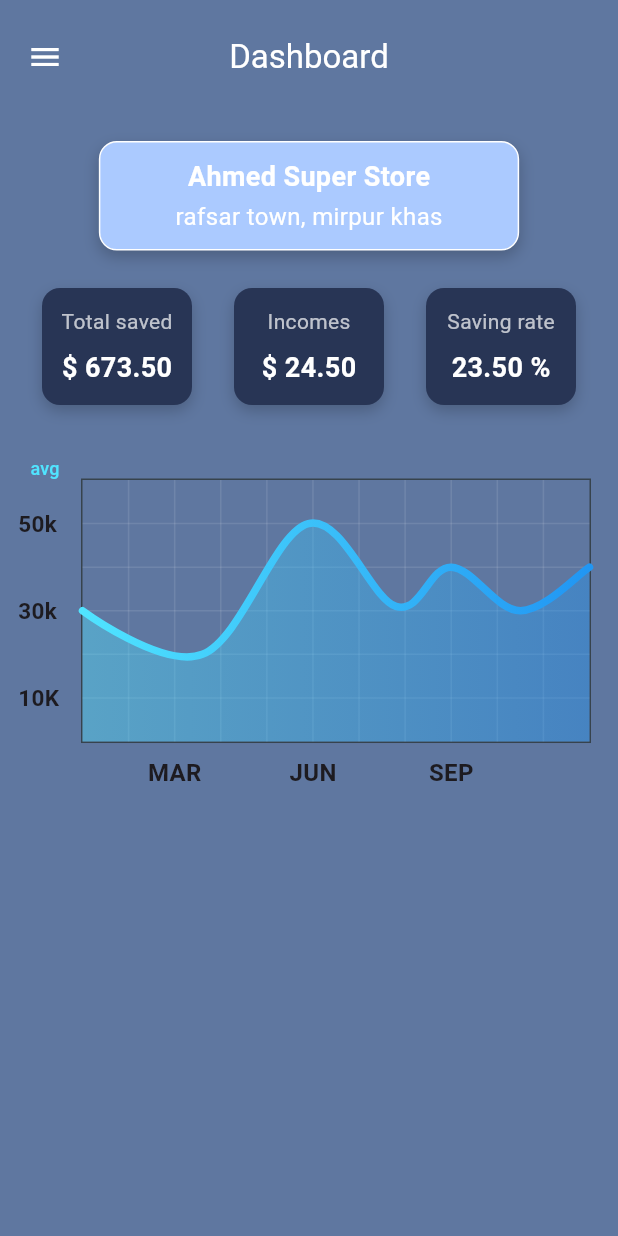
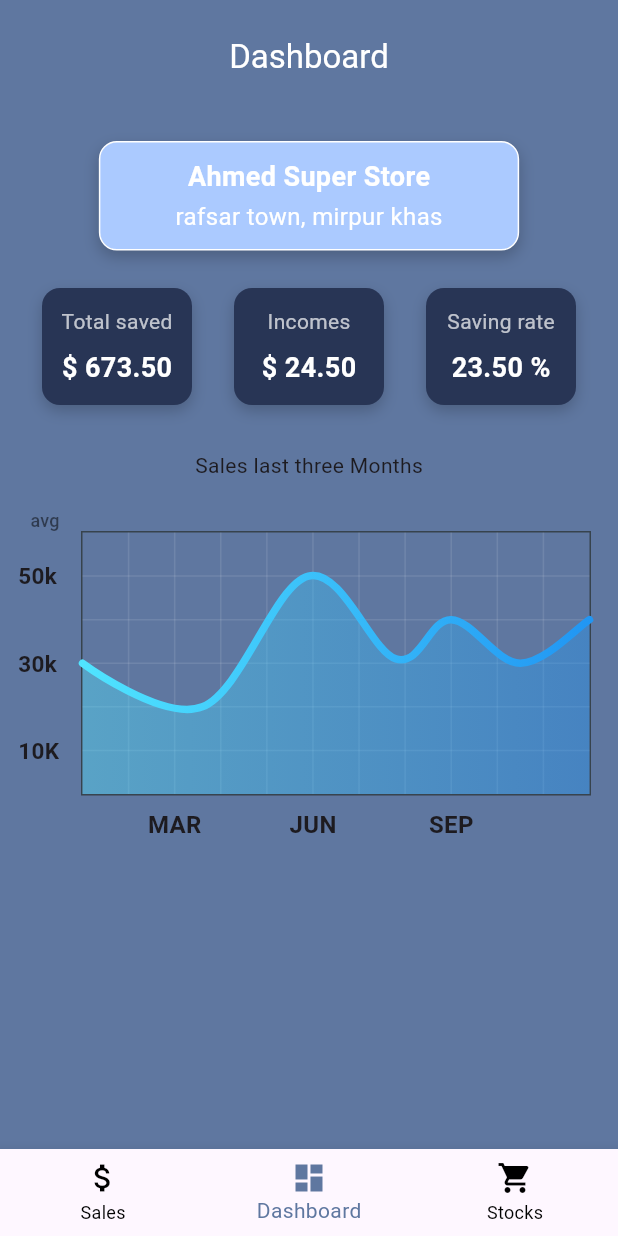
Before and after one commit to mUmarBaloch/flutter_mock_api_env, a Flutter app: the screen it shows after launch, on a phone screen of 412 x 824 dp. Run offline on Flutter 3.47's test engine with Material 3 defaults, Android fonts, the phone set to English and light mode, and no system bars; drawn by our look-alikes of fl_chart.

Commit message:
added product screen, filters.

```diff
--- a/lib/charts/line_chart.dart
+++ b/lib/charts/line_chart.dart
@@ -48,7 +48,7 @@ class _LineChartSample2State extends State<LineChartSample2> {
               'avg',
               style: TextStyle(
                 fontSize: 12,
-                color: showAvg ?Colors.black.withOpacity(.5) :gradientColors[0],
+                color: showAvg ? gradientColors[0]: Colors.black.withOpacity(.5),
               ),
             ),
           ),
--- a/lib/main.dart
+++ b/lib/main.dart
@@ -1,7 +1,6 @@
 import 'package:flutter/material.dart';
-
-import 'screens/dashboard.dart';
+import 'package:smart_shop_admin/screens/bottom_nav_wrapper.dart';
 
 void main() {
-  runApp(const MaterialApp(home:Dashboard()));
+  runApp(const MaterialApp(home:BottomNavWrapper()));
 }
--- /dev/null
+++ b/lib/screens/bottom_nav_wrapper.dart
@@ -0,0 +1,50 @@
+import 'package:flutter/material.dart';
+import 'package:smart_shop_admin/screens/dashboard.dart';
+import 'package:smart_shop_admin/screens/sales_dart.dart';
+import 'package:smart_shop_admin/screens/stock/stock_screen.dart';
+import 'package:smart_shop_admin/theme.dart';
+
+
+
+class BottomNavWrapper extends StatefulWidget {
+  const BottomNavWrapper({super.key});
+
+  @override
+  State<BottomNavWrapper> createState() => _BottomNavWrapperState();
+}
+
+class _BottomNavWrapperState extends State<BottomNavWrapper> {
+  int _selectedIndex = 1;
+
+  final List<Widget> _widgetOptions =  [
+  const  SalesScreen(),
+  const  Dashboard(),
+   StockScreen(),
+  ];
+
+  void _onItemTapped(int index) {
+    setState(() {
+      _selectedIndex = index;
+    });
+  }
+
+  @override
+  Widget build(BuildContext context) {
+    return Scaffold(
+      body: _widgetOptions.elementAt(_selectedIndex),
+      bottomNavigationBar: BottomNavigationBar(
+        currentIndex: _selectedIndex,
+        selectedItemColor: backgroundColor,
+        selectedLabelStyle: TextStyle(color: backgroundColor),
+        unselectedItemColor: Colors.black,
+        unselectedLabelStyle:  TextStyle(color: Colors.black),
+        onTap:_onItemTapped,items: const [
+        BottomNavigationBarItem(label: 'Sales', icon: Icon(Icons.attach_money)),
+        BottomNavigationBarItem(
+            label: 'Dashboard', icon: Icon(Icons.dashboard)),
+        BottomNavigationBarItem(
+            label: 'Stocks', icon: Icon(Icons.shopping_cart)),
+      ]),
+    );
+  }
+}
--- a/lib/screens/dashboard.dart
+++ b/lib/screens/dashboard.dart
@@ -1,14 +1,24 @@
 import 'package:flutter/material.dart';
+import 'package:smart_shop_admin/screens/sales_dart.dart';
+import 'package:smart_shop_admin/screens/stock/stock_screen.dart';
 import '../charts/line_chart.dart';
 import '../theme.dart';
 
-class Dashboard extends StatelessWidget {
+class Dashboard extends StatefulWidget {
   const Dashboard({super.key});
+
+  @override
+  State<Dashboard> createState() => _DashboardState();
+}
+
+class _DashboardState extends State<Dashboard> {
+
+
 
   @override
   Widget build(BuildContext context) {
     return Scaffold(
-      appBar:AppBar(
+      appBar: AppBar(
         backgroundColor: backgroundColor,
         title: const Padding(
           padding: EdgeInsets.all(10),
@@ -19,29 +29,20 @@ class Dashboard extends StatelessWidget {
         ),
         centerTitle: true,
         toolbarHeight: kToolbarHeight + 20,
-  leading: Padding(
-    padding: const EdgeInsets.all(10),
-    child: Builder(
-      builder: (context) => IconButton(
-        icon: const Icon(Icons.menu, color: Colors.white),
-        onPressed: () => Scaffold.of(context).openDrawer(),
-      ),
-    ),
-  ),
-),
-      drawer: const Drawer(
-        backgroundColor: Colors.white,
       ),
       backgroundColor: backgroundColor,
       body: SafeArea(
         child: Column(
           crossAxisAlignment: CrossAxisAlignment.center,
           children: [
-            const SizedBox(height: 18,),
+            const SizedBox(
+              height: 18,
+            ),
             Align(
               alignment: Alignment.center,
               child: Container(
-                padding: const EdgeInsets.symmetric(horizontal: 50,vertical:10),
+                padding:
+                    const EdgeInsets.symmetric(horizontal: 50, vertical: 10),
                 decoration: BoxDecoration(
                   color: const Color.fromARGB(255, 171, 202, 255),
                   borderRadius: BorderRadius.circular(12),
@@ -54,11 +55,10 @@ class Dashboard extends StatelessWidget {
                     ),
                   ],
                 ),
-                child:const  Column(
-
+                child: const Column(
                   mainAxisAlignment: MainAxisAlignment.center,
                   crossAxisAlignment: CrossAxisAlignment.center,
-                  children:  [
+                  children: [
                     Text(
                       'Ahmed Super Store',
                       style: TextStyle(
@@ -79,7 +79,9 @@ class Dashboard extends StatelessWidget {
                 ),
               ),
             ),
-const SizedBox(height: 25,),
+            const SizedBox(
+              height: 25,
+            ),
             Row(
               mainAxisAlignment: MainAxisAlignment.spaceEvenly,
               children: [
@@ -87,22 +89,27 @@ const SizedBox(height: 25,),
                 _buildInfoCard('Incomes', '\$ 24.50'),
                 _buildInfoCard('Saving rate', '23.50 %'),
               ],
-),const SizedBox(height: 25,),
+            ),
+            const SizedBox(
+              height: 30,
+            ),
+            const Align(
+              alignment: Alignment.center,
+              child: Text(
+                'Sales last three Months',
+              ),
+            ),
+            const SizedBox(
+              height: 10,
+            ),
             const LineChartSample2(),
           ],
         ),
       ),
+
     );
   }
 }
-
-
-
-
-
-
-
-
 
 Widget _buildInfoCard(String title, String value) {
   return Container(
```
Also changed, not shown: lib/screens/sales_dart.dart (added, +15 -0 lines), lib/screens/stock/product_like.dart (added, +113 -0 lines), lib/screens/stock/stock_screen.dart (added, +263 -0 lines), 1 other file. Lines whose indentation alone changed are shown as unchanged.
